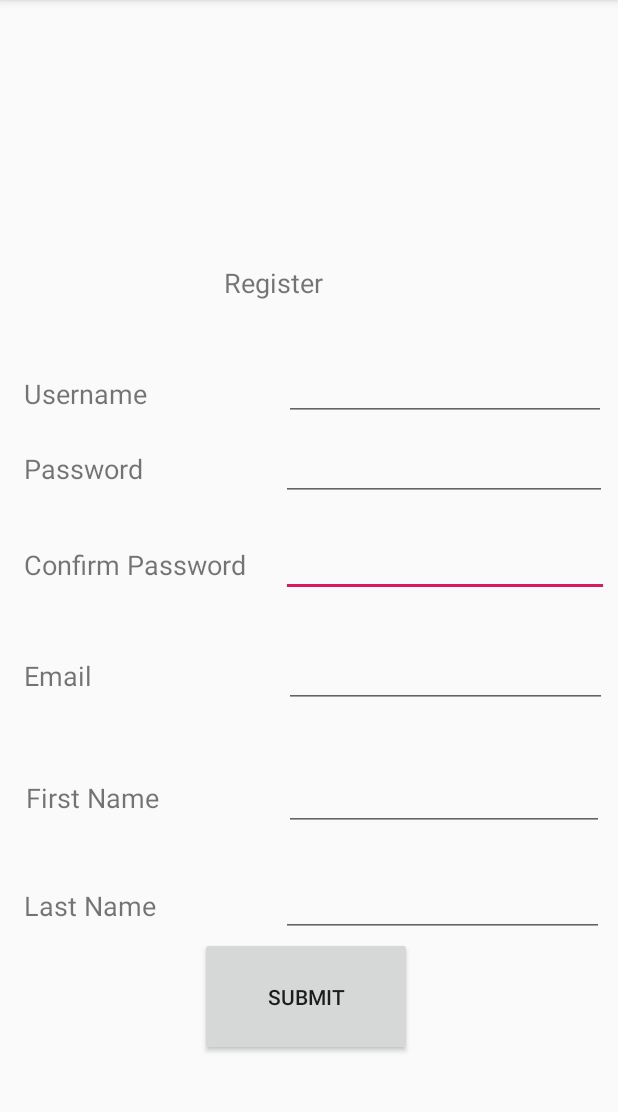
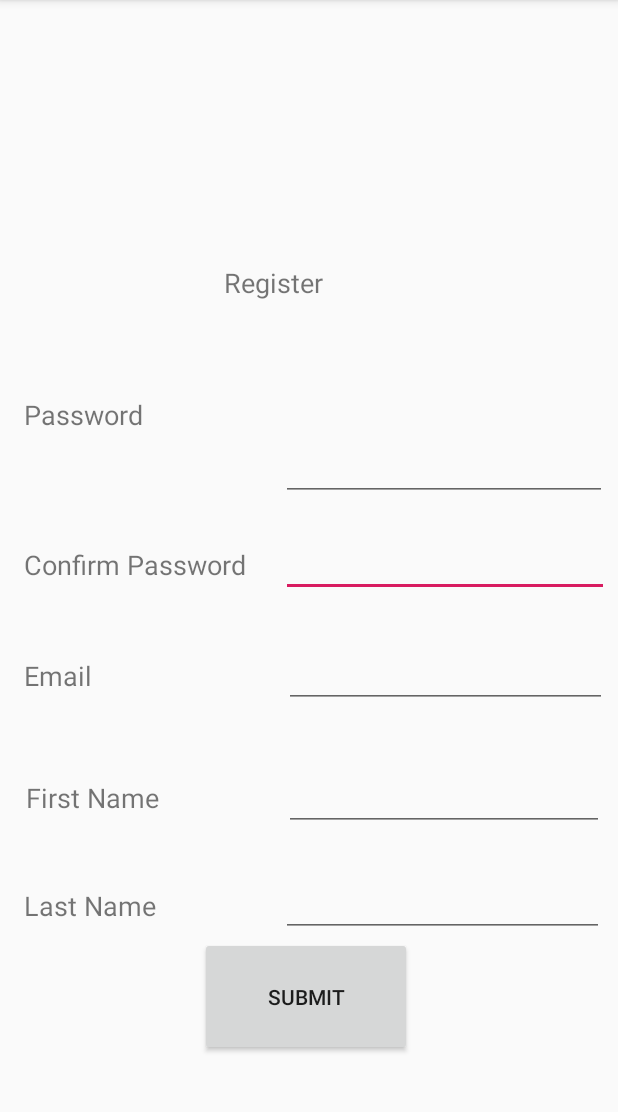
Before and after one commit to damichaels/WhatToDo-CS495, an Android app: the Register screen opened directly, with no data from a screen before it, on a phone screen of 412 x 824 dp, the part 84-1196 px from its top. Run offline under Robolectric (Android 15) with nearby library versions, the phone set to English and light mode, and no system bars; our stand-ins replace Firebase (no records; nobody signed in at launch, a user with empty details on screens opened directly).

Commit message:
Database changes

```diff
--- a/app/src/main/java/com/example/WhatToDo/Register.java
+++ b/app/src/main/java/com/example/WhatToDo/Register.java
@@ -38,7 +38,7 @@ public class Register extends AppCompatActivity {
         mDatabaseReference = mDatabase.getReference();
         mAuth = FirebaseAuth.getInstance();
         final Button btnSubmit = (Button) findViewById(R.id.submitbtn);
-        final TextView usernameText = (TextView) findViewById(R.id.usernameInput);
+ //       final TextView usernameText = (TextView) findViewById(R.id.usernameInput);
         final TextView passwordText = (TextView) findViewById(R.id.passwordInput);
         final TextView passwordConfirmText = (TextView) findViewById(R.id.confirmPWInput);
         final TextView emailText = (TextView) findViewById(R.id.emailInput);
@@ -48,7 +48,7 @@ public class Register extends AppCompatActivity {
         btnSubmit.setOnClickListener(new View.OnClickListener() {
             @Override
             public void onClick(View v) {
-                String username = usernameText.getText().toString();
+         //       String username = usernameText.getText().toString();
                 String password = passwordText.getText().toString();
                 String passwordConfirm = passwordConfirmText.getText().toString();
                 String email = emailText.getText().toString();
--- a/app/src/main/java/com/example/WhatToDo/gList.java
+++ b/app/src/main/java/com/example/WhatToDo/gList.java
@@ -34,10 +34,9 @@ public class gList extends AppCompatActivity {
         final User newUser = (User) getIntent().getSerializableExtra("user");
         //Use the uID to find the groups associated with the uID
         final String gID = newUser.getuID() + newUser.getGroupCount();
-        mDatabaseReference = mDatabase.getReference().child("Groups")
-        ;
+  //      mDatabaseReference = mDatabase.getReference().child("Groups");
         //ArrayList<GroupName> groupList = new ArrayList<>();
-        mDatabaseReference.addValueEventListener(new ValueEventListener(){
+   /*     mDatabaseReference.addValueEventListener(new ValueEventListener(){
             @Override
             public void onDataChange(DataSnapshot dataSnapshot) {
 //                for (DataSnapshot ds : dataSnapshot.getChildren()) {
@@ -52,6 +51,8 @@ public class gList extends AppCompatActivity {
 
             }
         });
+
+    */
         groupList.add(new GroupName("Smith Family Chores"));
         groupList.add(new GroupName("Bama Roommates"));
         groupList.add(new GroupName("The Office"));
--- a/app/src/main/res/layout/activity_register.xml
+++ b/app/src/main/res/layout/activity_register.xml
@@ -15,16 +15,18 @@
         android:layout_marginStart="16dp"
         android:layout_marginLeft="16dp"
         android:layout_marginBottom="493dp"
-        android:text="@string/username"
+        android:text=""
         android:textSize="18sp" />
 
     <TextView
         android:id="@+id/passwordLabel"
         android:layout_width="wrap_content"
         android:layout_height="34dp"
+        android:layout_alignParentTop="true"
         android:layout_alignParentBottom="true"
         android:layout_marginStart="16dp"
         android:layout_marginLeft="16dp"
+        android:layout_marginTop="264dp"
         android:layout_marginBottom="434dp"
         android:text="@string/password"
         android:textSize="18sp" />
@@ -115,34 +117,19 @@
         android:layout_marginBottom="64dp"
         android:text="@string/submit" />
 
-    <EditText
-        android:id="@+id/usernameInput"
-        android:layout_width="215dp"
-        android:layout_height="wrap_content"
-        android:layout_alignParentEnd="true"
-        android:layout_alignParentRight="true"
-        android:layout_alignParentBottom="true"
-        android:layout_marginStart="91dp"
-        android:layout_marginLeft="91dp"
-        android:layout_marginTop="112dp"
-        android:layout_marginEnd="8dp"
-        android:layout_marginRight="8dp"
-        android:layout_marginBottom="487dp"
-        android:layout_toEndOf="@+id/usernameLabel"
-        android:layout_toRightOf="@+id/usernameLabel"
-        android:ems="10"
-        android:inputType="textPersonName" />
+/
 
     <EditText
         android:id="@+id/passwordInput"
         android:layout_width="wrap_content"
         android:layout_height="wrap_content"
+        android:layout_alignParentTop="true"
         android:layout_alignParentEnd="true"
         android:layout_alignParentRight="true"
         android:layout_alignParentBottom="true"
         android:layout_marginStart="92dp"
         android:layout_marginLeft="92dp"
-        android:layout_marginTop="16dp"
+        android:layout_marginTop="253dp"
         android:layout_marginEnd="7dp"
         android:layout_marginRight="7dp"
         android:layout_marginBottom="434dp"
```
